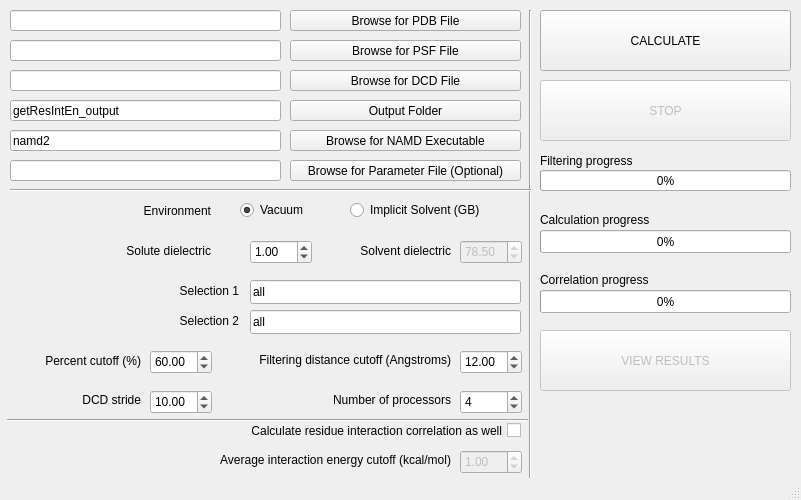
Before: the Qt Designer form getresinten/getResIntEnGUI.ui in osercinoglu/grinn, drawn with Qt 5.
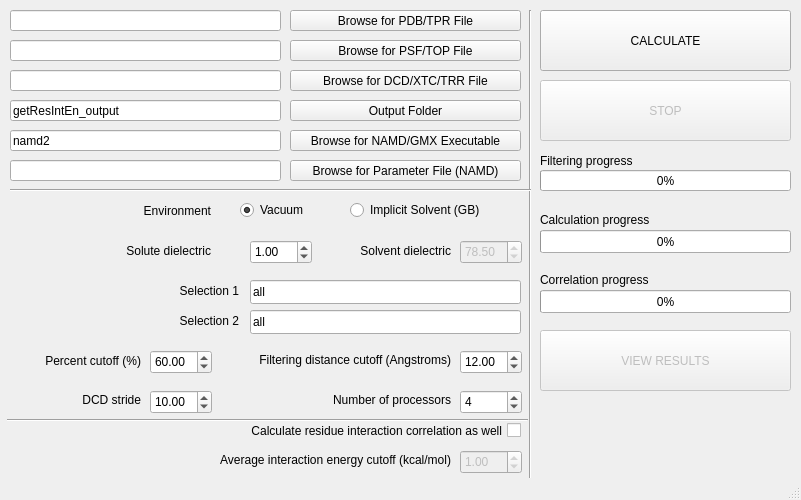
After: the same form once the commit is applied.

```diff
--- a/getresinten/getResIntEnGUI.ui
+++ b/getresinten/getResIntEnGUI.ui
@@ -345,7 +345,7 @@
      <string>&lt;html&gt;&lt;head/&gt;&lt;body&gt;&lt;p&gt;&lt;span style=&quot; font-weight:600;&quot;&gt;Protein Data Bank File&lt;/span&gt;: The PDB file describing the coordinates of your system.&lt;/p&gt;&lt;/body&gt;&lt;/html&gt;</string>
     </property>
     <property name="text">
-     <string>Browse for PDB File</string>
+     <string>Browse for PDB/TPR File</string>
     </property>
    </widget>
    <widget class="QPushButton" name="pushButton_browsePSF">
@@ -358,7 +358,7 @@
      </rect>
     </property>
     <property name="text">
-     <string>Browse for PSF File</string>
+     <string>Browse for PSF/TOP File</string>
     </property>
    </widget>
    <widget class="QPushButton" name="pushButton_browseDCD">
@@ -371,7 +371,7 @@
      </rect>
     </property>
     <property name="text">
-     <string>Browse for DCD File</string>
+     <string>Browse for DCD/XTC/TRR File</string>
     </property>
    </widget>
    <widget class="QPushButton" name="pushButton_browseOutputFolder">
@@ -397,7 +397,7 @@
      </rect>
     </property>
     <property name="text">
-     <string>Browse for NAMD Executable</string>
+     <string>Browse for NAMD/GMX Executable</string>
     </property>
    </widget>
    <widget class="QCheckBox" name="checkBox_interactionCorrelation">
@@ -426,7 +426,7 @@
      </rect>
     </property>
     <property name="text">
-     <string>Browse for Parameter File (Optional)</string>
+     <string>Browse for Parameter File (NAMD)</string>
     </property>
    </widget>
    <widget class="QLineEdit" name="lineEdit_parameterFile">
```
Left out of the diff: 35 changed lines with no effect on the pictures.
